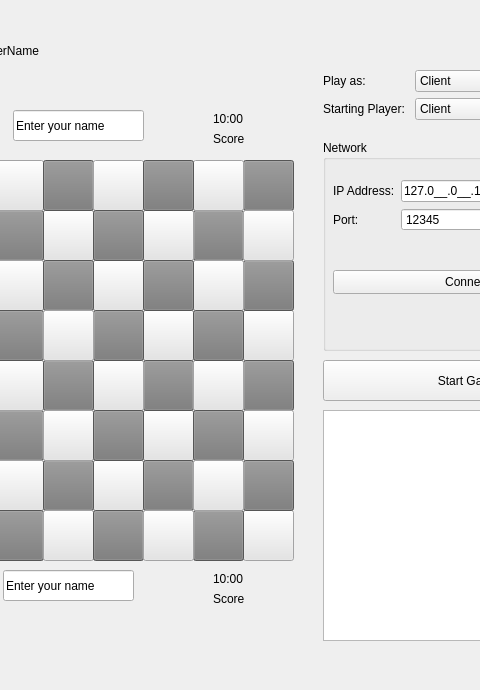
This is schach/schachgui.ui in Charly-62/QtChessApp as Qt 5 draws it before an edit; both pictures show x 327 to 807 and y 0 to 690 of the 969 by 690 pixel window. The edited form follows.
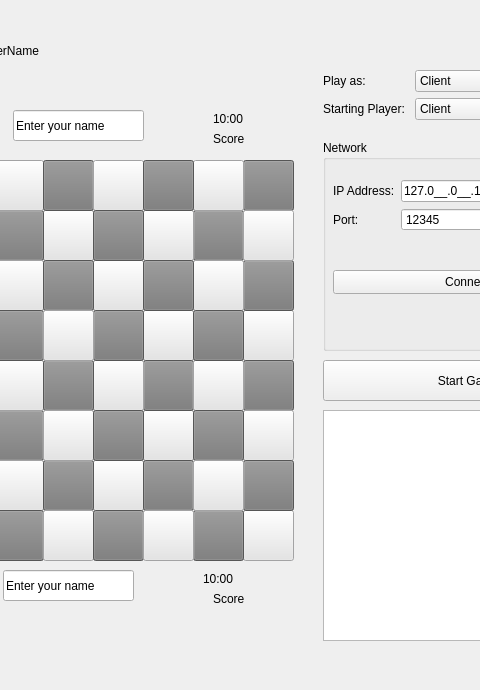
This is the edited form.

Commit message: GUI timer fixed and winner displayed

Patch:
```diff
--- a/schach/schachgui.ui
+++ b/schach/schachgui.ui
@@ -1213,7 +1213,7 @@
    <property name="geometry">
     <rect>
      <x>540</x>
-     <y>570</y>
+     <y>110</y>
      <width>64</width>
      <height>17</height>
     </rect>
@@ -1225,8 +1225,8 @@
   <widget class="QLabel" name="lblBlackTimer">
    <property name="geometry">
     <rect>
-     <x>540</x>
-     <y>110</y>
+     <x>530</x>
+     <y>570</y>
      <width>64</width>
      <height>17</height>
     </rect>
```
Left out of the diff: 4 changed lines with no effect on the pictures. The commit also changes 3 other files.
